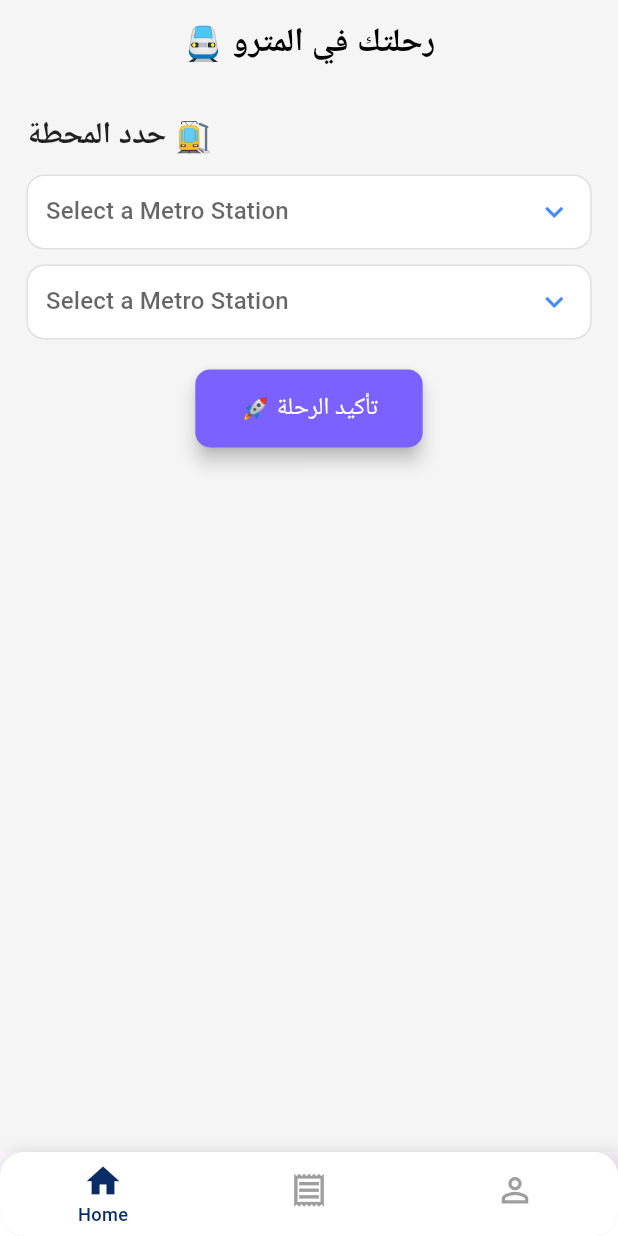
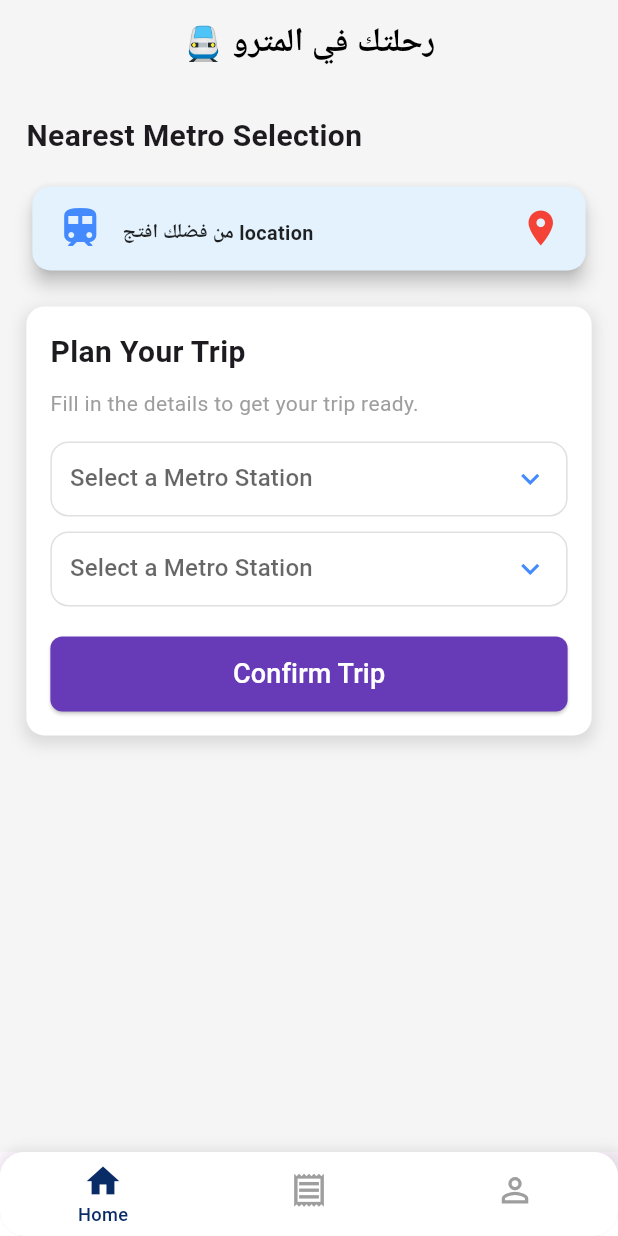
Before and after one commit to ahmed-sala/tazkartak, a Flutter app: the screen it shows after launch, on a phone screen of 412 x 824 dp. Run offline on Flutter 3.47's test engine with Material 3 defaults, Android fonts, the phone set to English and light mode, and no system bars; our stand-ins replace awesome_dialog, bloc, cloud_firestore, dio, firebase_auth, firebase_core and 11 more; accounts and stored records are empty.

Commit message:
feat: Implement Enhanced Metro Station Routing and Pricing
- Modified `MetroStationModel` to include `line` property.
- Updated metro station data to include line numbers for each station.
- Implemented `findStationsBetween` to calculate routes between metro stations, including transfers.
- Introduced `ResultRouteMetro` to encapsulate route data and pricing.
- Added `priceMetro` to calculate metro trip costs based on distance.
- Updated `MetroDropdown` to accept and return `MetroStationModel` objects.
- Modified `HomeScreen` to use `MetroStationModel` for start and end stations.
- Implemented logic in `HomeScreen` to display calculated routes, including transfer points and pricing.
- Added a card in `HomeScreen` to display trip details like price and estimated time.
- Improved UI for displaying metro routes with icons and transfer indicators.
- Updated `TazkartakApp` to be `TazkartakApp` .

```diff
--- a/lib/src/presentation/mangers/section/tazkarat_view_model/core/metro_seclection_model.dart
+++ b/lib/src/presentation/mangers/section/tazkarat_view_model/core/metro_seclection_model.dart
@@ -128,7 +128,7 @@ ResultRouteMetro findStationsBetween({
     int startIndex = startLineStations.indexWhere((s) => s.name == startMetroStation.name);
     int endIndex = startLineStations.indexWhere((s) => s.name == endMetroStation.name);
     if (startIndex == -1 || endIndex == -1) {
-      return ResultRouteMetro(metro: [],
+      return const ResultRouteMetro(metro: [],
           price: "",
           message: "المحطات غير موجودة في الخط المحدد.");
     }
@@ -193,7 +193,6 @@ class ResultRouteMetro {
 
 
 int  priceMetro({required int length}){
-   print("price :$length");
   if(length <= 9  ){
    return 8;
   }else if(length <= 16){
--- a/lib/src/presentation/views/screens/home/home_screen.dart
+++ b/lib/src/presentation/views/screens/home/home_screen.dart
@@ -4,6 +4,7 @@ import 'package:flutter_screenutil/flutter_screenutil.dart';
 import 'package:tazkartak_app/src/presentation/mangers/section/home/home_cubit.dart';
 import 'package:tazkartak_app/src/presentation/mangers/section/tazkarat_view_model/core/metro_seclection_model.dart';
 import 'package:tazkartak_app/src/presentation/views/screens/home/widget/metro_drop_down_widget.dart';
+import 'package:tazkartak_app/src/presentation/views/screens/home/widget/user_location_widget.dart';
 
 class HomeScreen extends StatefulWidget {
   const HomeScreen({super.key});
@@ -15,9 +16,9 @@ class HomeScreen extends StatefulWidget {
 class _HomeScreenState extends State<HomeScreen> {
   MetroStationModel? startStation;
   MetroStationModel? endStation;
-  int timeMetro=0;
+  int timeMetro = 0;
   ResultRouteMetro resultRouteMetro =
-      const ResultRouteMetro(metro: [], message: "", price: "",);
+  const ResultRouteMetro(metro: [], message: "", price: "");
 
   void findAndShowStations() {
     if (startStation != null && endStation != null) {
@@ -26,8 +27,8 @@ class _HomeScreenState extends State<HomeScreen> {
           startMetroStation: startStation!,
           endMetroStation: endStation!,
         );
+        timeMetro = resultRouteMetro.metro.length * 4;
       });
-      timeMetro=resultRouteMetro.metro.length *4;
     }
   }
 
@@ -46,57 +47,103 @@ class _HomeScreenState extends State<HomeScreen> {
         elevation: 0,
         centerTitle: true,
       ),
-      body: Padding(
+      body: SingleChildScrollView(
+        child: Padding(
           padding: EdgeInsets.symmetric(horizontal: 16.w, vertical: 20.h),
           child: Column(
             crossAxisAlignment: CrossAxisAlignment.start,
             children: [
-            Text(
-              "حدد المحطة 🚉",
-              style: TextStyle(
-                fontSize: 20.sp,
-                fontWeight: FontWeight.bold,
-                color: Colors.black87,
+              const Text(
+                "Nearest Metro Selection",
+                style: TextStyle(fontSize: 20, fontWeight: FontWeight.w600),
               ),
+              const SizedBox(height: 15),
+              const UserLocationWidget(),
+              const SizedBox(height: 20),
+              Container(
+                padding: const EdgeInsets.all(16),
+                decoration: BoxDecoration(
+                  color: Colors.white,
+                  borderRadius: BorderRadius.circular(12),
+                  boxShadow: [
+                    BoxShadow(
+                      color: Colors.grey.withOpacity(0.3),
+                      blurRadius: 8,
+                      spreadRadius: 2,
+                      offset: const Offset(0, 4),
+                    ),
+                  ],
+                ),
+                child: Column(
+                  crossAxisAlignment: CrossAxisAlignment.start,
+                  children: [
+                    const Text(
+                      "Plan Your Trip",
+                      style: TextStyle(fontSize: 20, fontWeight: FontWeight.w600),
+                    ),
+                    const SizedBox(height: 10),
+                    const Text(
+                      "Fill in the details to get your trip ready.",
+                      style: TextStyle(color: Colors.grey),
+                    ),
+                    const SizedBox(height: 15),
+                    MetroDropdown(
+                      metroStations: homeView.metroStations,
+                      onChanged: (value) {
+                        setState(() {
+                          startStation = value;
+                        });
+                      },
                     ),
                     const SizedBox(height: 10),
                     MetroDropdown(
                       metroStations: homeView.metroStations,
-              onChanged: (value) => setState(() => startStation = value),
-            ),
-            const SizedBox(height: 10),
-            MetroDropdown(
-              metroStations: homeView.metroStations,
-              onChanged: (value) => setState(() => endStation = value),
+                      onChanged: (value) {
+                        setState(() {
+                          endStation = value;
+                        });
+                      },
                     ),
                     const SizedBox(height: 20),
-            Center(
+                    SizedBox(
+                      width: double.infinity,
                       child: ElevatedButton(
                         onPressed: findAndShowStations,
                         style: ElevatedButton.styleFrom(
-                  backgroundColor: const Color(0xFF7B61FF),
-                  padding:
-                      const EdgeInsets.symmetric(vertical: 14, horizontal: 30),
+                          backgroundColor: Colors.deepPurple,
+                          padding: const EdgeInsets.symmetric(vertical: 12),
                           shape: RoundedRectangleBorder(
-                      borderRadius: BorderRadius.circular(10)),
-                  elevation: 5,
+                            borderRadius: BorderRadius.circular(8),
+                          ),
                         ),
                         child: const Text(
-                  "🚀 تأكيد الرحلة",
-                  style: TextStyle(fontSize: 16, color: Colors.white),
+                          "Confirm Trip",
+                          style: TextStyle(fontSize: 18, color: Colors.white),
                         ),
                       ),
                     ),
+                  ],
+                ),
+              ),
               const SizedBox(height: 20),
-            if (resultRouteMetro.metro.isNotEmpty && startStation?.name != endStation?.name) ...[
+              if (resultRouteMetro.metro.isNotEmpty &&
+                  startStation?.name != endStation?.name) ...[
+                ElevatedButton(
+                  onPressed: () {
+                    print(resultRouteMetro.metro[0].name);
+                    print(resultRouteMetro.metro[resultRouteMetro.metro.length - 1].name);
+                    print(resultRouteMetro.price);
+                    print(timeMetro);
+                  },
+                  child: const Text("Pay"),
+                ),
                 const SizedBox(height: 10),
                 Card(
                   shape: RoundedRectangleBorder(
                     borderRadius: BorderRadius.circular(12),
                   ),
                   color: Colors.blue[50],
-                margin:
-                    const EdgeInsets.symmetric(horizontal: 16, vertical: 10),
+                  margin: const EdgeInsets.symmetric(horizontal: 16, vertical: 10),
                   child: Padding(
                     padding: const EdgeInsets.all(16),
                     child: Column(
@@ -107,8 +154,7 @@ class _HomeScreenState extends State<HomeScreen> {
                           children: [
                             Row(
                               children: [
-                              const Icon(Icons.attach_money,
-                                  size: 24, color: Colors.green),
+                                const Icon(Icons.attach_money, size: 24, color: Colors.green),
                                 const SizedBox(width: 8),
                                 Text(
                                   "السعر: ${resultRouteMetro.price} جنيه",
@@ -121,11 +167,10 @@ class _HomeScreenState extends State<HomeScreen> {
                             ),
                             Row(
                               children: [
-                              const Icon(Icons.access_time,
-                                  size: 24, color: Colors.blue),
+                                const Icon(Icons.access_time, size: 24, color: Colors.blue),
                                 const SizedBox(width: 8),
                                 Text(
-                                "الوقت: $timeMetro   دقيقة",
+                                  "الوقت: $timeMetro دقيقة",
                                   style: TextStyle(
                                       fontSize: 16.sp,
                                       fontWeight: FontWeight.bold,
@@ -142,23 +187,19 @@ class _HomeScreenState extends State<HomeScreen> {
                 const SizedBox(height: 10),
                 Text(
                   "📍 المسار المتوقع:",
-                style: TextStyle(
-                    fontSize: 18.sp,
-                    fontWeight: FontWeight.bold,
-                    color: Colors.black87),
+                  style: TextStyle(fontSize: 18.sp, fontWeight: FontWeight.bold, color: Colors.black87),
                 ),
                 const SizedBox(height: 10),
-              Expanded(
-                child: ListView.builder(
+                ListView.builder(
+                  shrinkWrap: true,
+                  physics: const NeverScrollableScrollPhysics(),
                   itemCount: resultRouteMetro.metro.length,
                   itemBuilder: (context, index) {
                     final station = resultRouteMetro.metro[index];
-                    final bool isTransfer =
-                        resultRouteMetro.message.contains(station.name);
+                    final bool isTransfer = resultRouteMetro.message.contains(station.name);
 
                     return Container(
-                      margin: const EdgeInsets.symmetric(
-                          vertical: 5, horizontal: 16),
+                      margin: const EdgeInsets.symmetric(vertical: 5, horizontal: 16),
                       decoration: BoxDecoration(
                         color: isTransfer ? Colors.orange[100] : Colors.white,
                         borderRadius: BorderRadius.circular(12),
@@ -173,38 +214,31 @@ class _HomeScreenState extends State<HomeScreen> {
                       ),
                       child: ListTile(
                         leading: Icon(
-                          isTransfer
-                              ? Icons.compare_arrows_rounded
-                              : Icons.train,
-                          color:
-                              isTransfer ? Colors.red : const Color(0xFF7B61FF),
+                          isTransfer ? Icons.compare_arrows_rounded : Icons.train,
+                          color: isTransfer ? Colors.red : const Color(0xFF7B61FF),
                           size: 28,
                         ),
                         title: Text(
                           station.name,
                           style: TextStyle(
                             fontSize: 16.sp,
-                            fontWeight: isTransfer
-                                ? FontWeight.bold
-                                : FontWeight.normal,
+                            fontWeight: isTransfer ? FontWeight.bold : FontWeight.normal,
                             color: isTransfer ? Colors.red : Colors.black,
                           ),
                         ),
                         subtitle: isTransfer
                             ? const Text(
                           "⚠️ محطة تحويل، انتبه للتغيير",
-                                style: TextStyle(
-                                    color: Colors.red,
-                                    fontWeight: FontWeight.bold),
+                          style: TextStyle(color: Colors.red, fontWeight: FontWeight.bold),
                         )
                             : null,
                       ),
                     );
                   },
                 ),
+              ],
+            ],
           ),
-            ]
-          ],
         ),
       ),
     );
```
Lines whose indentation alone changed are shown as unchanged.
